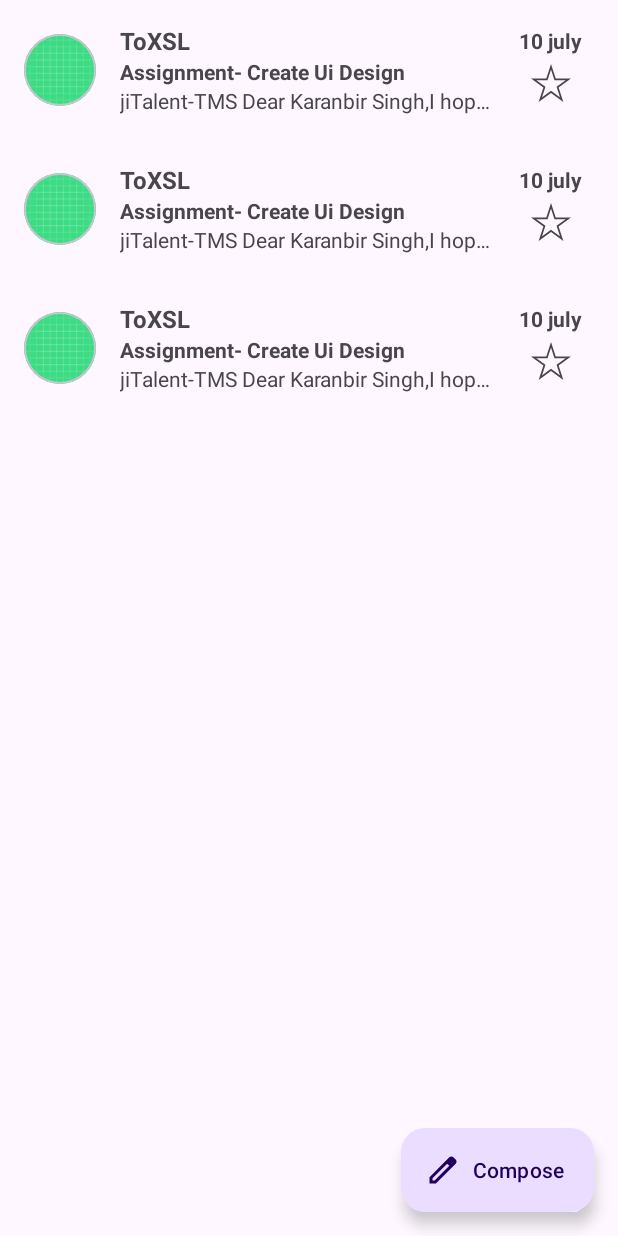
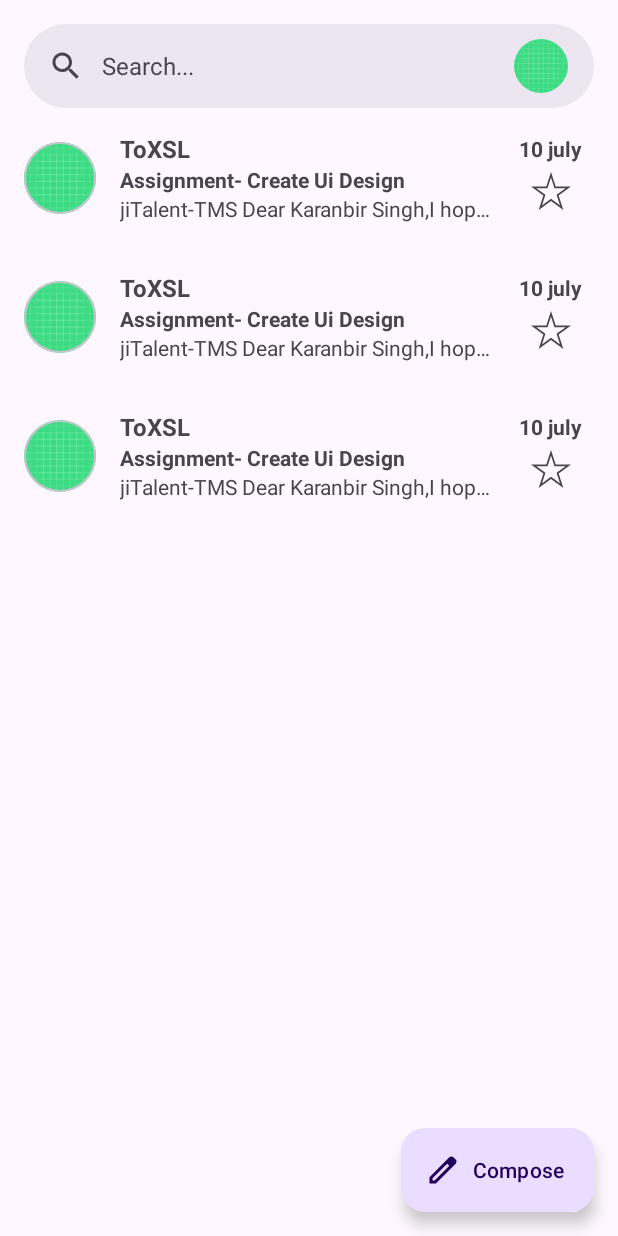
Before and after one commit to Karanbir31/Gmail-Ui-Layout, an Android app: the layout fragment_mails.xml on its own in the app's theme, with its tools: preview values and no code run, on a phone screen of 412 x 824 dp. Run offline under Robolectric (Android 15) with nearby library versions, the phone set to English and light mode, and no system bars.

```diff
--- a/app/src/main/res/layout/fragment_mails.xml
+++ b/app/src/main/res/layout/fragment_mails.xml
@@ -8,12 +8,56 @@
         android:layout_width="match_parent"
         android:layout_height="match_parent"
         tools:context=".MailsFragment">
+
+        <com.google.android.material.search.SearchBar
+            android:id="@+id/searchBar"
+            android:layout_width="match_parent"
+            android:layout_height="wrap_content"
+            android:hint="Search..."
+            app:elevation="2dp"
+            app:layout_constraintBottom_toTopOf="@id/fragmentContainer"
+            app:layout_constraintEnd_toEndOf="parent"
+            app:layout_constraintStart_toStartOf="parent"
+            app:layout_constraintTop_toTopOf="parent" />
+
+        <com.google.android.material.search.SearchView
+            android:id="@+id/searchView"
+            android:layout_width="match_parent"
+            android:layout_height="0dp"
+            android:elevation="8dp"
+            app:layout_constraintBottom_toTopOf="@id/bottomNavBar"
+            app:layout_constraintEnd_toEndOf="parent"
+            app:layout_constraintStart_toStartOf="parent"
+            app:layout_constraintTop_toTopOf="parent" />
+
+        <androidx.cardview.widget.CardView
+            android:layout_width="36dp"
+            android:layout_height="36dp"
+            android:elevation="8dp"
+            app:cardCornerRadius="24dp"
+            app:layout_constraintBottom_toBottomOf="@id/searchBar"
+            app:layout_constraintEnd_toEndOf="@id/searchBar"
+            app:layout_constraintHorizontal_bias="0.95"
+            app:layout_constraintStart_toStartOf="@id/searchBar"
+            app:layout_constraintTop_toTopOf="@id/searchBar">
+
+            <ImageView
+                android:id="@+id/rcvUsersImage"
+                android:layout_width="match_parent"
+                android:layout_height="match_parent"
+                android:layout_gravity="center"
+                android:contentDescription="user image"
+                android:scaleType="centerCrop"
+                android:src="@drawable/ic_launcher_background" />
+
+        </androidx.cardview.widget.CardView>
+
         <androidx.recyclerview.widget.RecyclerView
             android:id="@+id/rcvEmails"
             android:layout_width="match_parent"
             android:layout_height="0dp"
             android:elevation="2dp"
-            app:layout_constraintTop_toTopOf="parent"
+            app:layout_constraintTop_toBottomOf="@id/searchBar"
             app:layout_constraintBottom_toBottomOf="parent"
             app:layout_constraintEnd_toEndOf="parent"
             app:layout_constraintStart_toStartOf="parent"
```
Also changed, not shown: app/src/main/java/com/example/gmailuilayout/EnterMailDetailsFragment.kt (added, +25 -0 lines), app/src/main/java/com/example/gmailuilayout/MailsFragment.kt (+52 -12 lines), app/src/main/java/com/example/gmailuilayout/MainActivity.kt (+0 -7 lines), app/src/main/res/layout/activity_main.xml (+7 -40 lines), app/src/main/res/layout/fragment_enter_mail_details.xml (added, +15 -0 lines).
